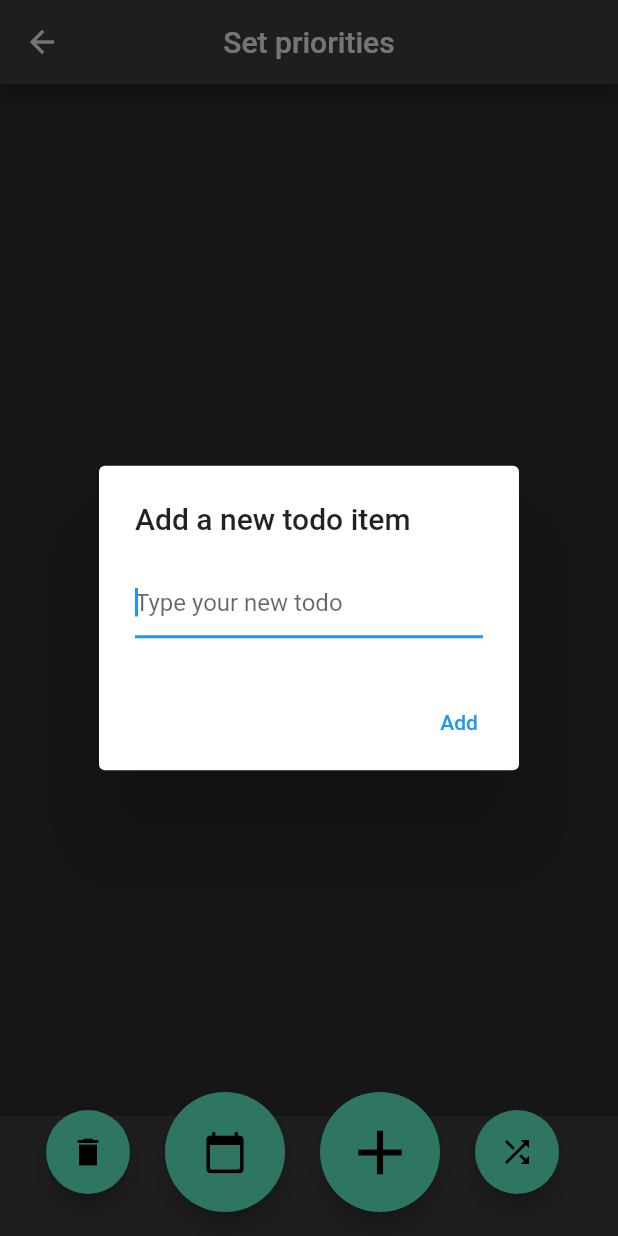
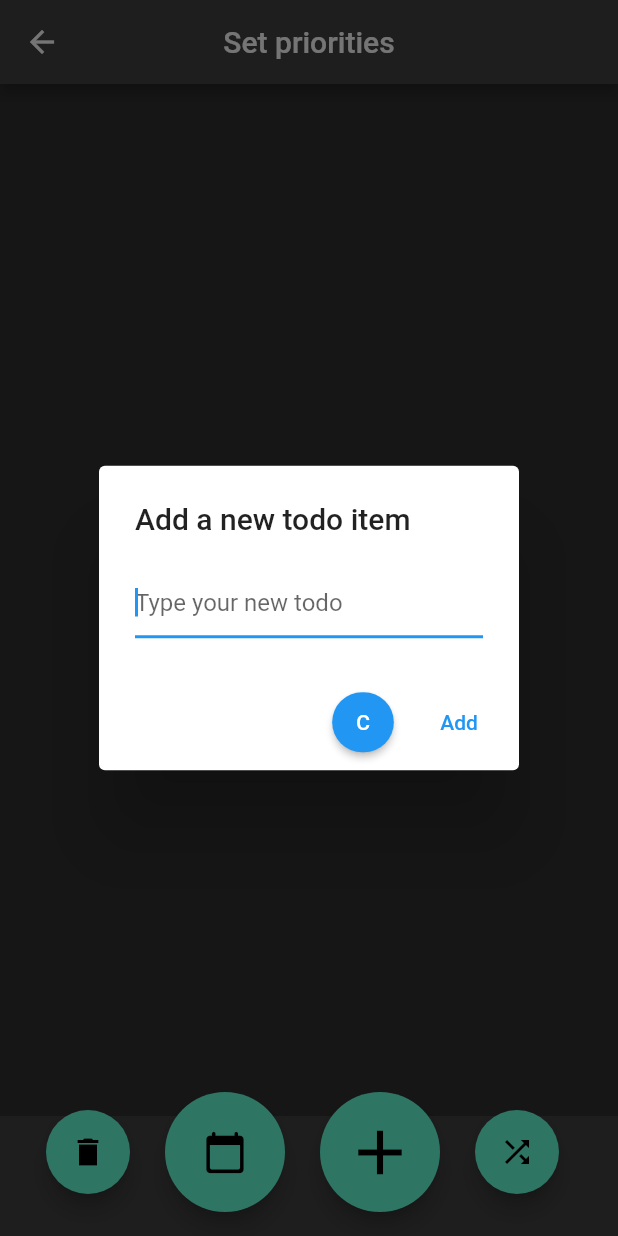
Before and after one commit to MagMueller/king_of_live, a Flutter app: the PrioPage screen opened directly, after a tap on the "add" icon, on a phone screen of 412 x 824 dp. Run offline on Flutter 3.47's test engine with Material 2 defaults, Android fonts, the phone set to English and light mode, and no system bars; our stand-ins replace flutter_colorpicker, shared_preferences, syncfusion_flutter_calendar, url_launcher_web; missing offline and left inert: desktop_window, shared_preferences_web; accounts and stored records are empty.

Commit message:
set prio direct

```diff
--- a/lib/model/items.dart
+++ b/lib/model/items.dart
@@ -12,7 +12,7 @@ class Items {
 
   Items({
     required this.name,
-
+    required this.prio,
   });
 
   Map<String, dynamic> toJson(){
--- a/lib/pages/prio.dart
+++ b/lib/pages/prio.dart
@@ -296,43 +296,75 @@ class _PrioPageState extends State<PrioPage> {
     }
   }
 
-  _addTodoItem(String name) => setState(() {
-        users.add(Items(name: name));
+  _addTodoItem(String name, int prio) => setState(() {
+        users.add(Items(name: name, prio: prio));
         saveItems(users);
       });
 
   Future<void> _addNewItem() async {
+    int currentPrio = 3;
+    List<bool> isSelected = [false,false,true];
+
     return showDialog<void>(
       context: context,
       barrierDismissible: false, // user must tap button!
       builder: (BuildContext context) {
+        return StatefulBuilder(
+          builder: (context, setState) {
             return AlertDialog(
             title: const Text('Add a new todo item'),
             content: TextField(
-            onSubmitted: (newTodo) {
-              _textFieldController.text = "";
-              Navigator.of(context).pop();
-              _addTodoItem(newTodo);
-            },
+              onSubmitted: (newTodo) => onFinishSubmitted(currentPrio),
               autofocus: true,
               controller: _textFieldController,
               decoration: const InputDecoration(hintText: 'Type your new todo'),
             ),
             actions: <Widget>[
+
+              ElevatedButton(
+                style: ButtonStyle(
+                    minimumSize: MaterialStateProperty.resolveWith(
+                        (states) => const Size(1, 40)),
+
+                    ///backgroundColor: get_my_color(user.prio, user.done),
+                    shape: MaterialStateProperty.all<RoundedRectangleBorder>(
+                        RoundedRectangleBorder(
+                      borderRadius: BorderRadius.circular(700.0),
+                      //side: BorderSide(color: currentColor, width: 10.0)
+                    ))),
+                child: Text(
+                  getPrioText(currentPrio),
+                  //style: TextStyle(color: currentTextColor),
+                ),
+
+                ///prio logic
+                onPressed: () {
+                  setState(() {
+                    print(currentPrio);
+                    if (currentPrio == 3) {
+                      currentPrio = 1;
+                    } else {
+                      currentPrio += 1;
+                    }
+                    //saveItems(users);
+                  });
+                },
+              ),
               TextButton(
                 child: const Text('Add'),
-              onPressed: () {
-                Navigator.of(context).pop();
-                _addTodoItem(_textFieldController.text);
-                _textFieldController.text = "";
-              },
+                onPressed: () => onFinishSubmitted(currentPrio),
               ),
             ],
+            );},
         );
       },
     );
   }
-
+ void onFinishSubmitted(int currentPrio){
+   Navigator.of(context).pop();
+   _addTodoItem(_textFieldController.text, currentPrio);
+   _textFieldController.text = "";
+ }
   void done(int index) async {
     SharedPreferences prefs = await SharedPreferences.getInstance();
     int score = prefs.getInt('score') ?? 0;
```
Lines whose indentation alone changed are shown as unchanged.
